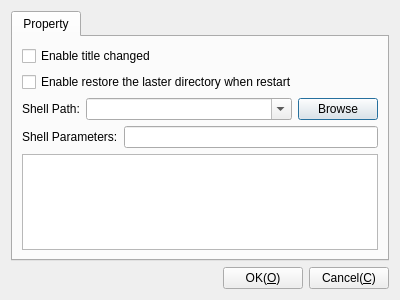
KangLin/RabbitRemoteControl, file Plugins/Terminal/DlgSettingsTerminal.ui: the form before one commit.
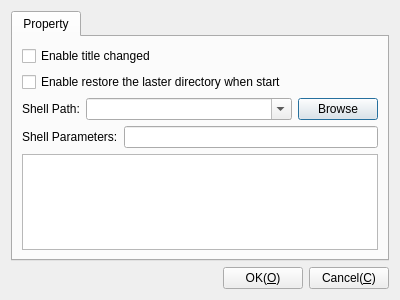
The form after the commit.

The edit to the form file:
```diff
--- a/Plugins/Terminal/DlgSettingsTerminal.ui
+++ b/Plugins/Terminal/DlgSettingsTerminal.ui
@@ -34,7 +34,7 @@
        <item row="1" column="0" colspan="2">
         <widget class="QCheckBox" name="cbRestoreDirctory">
          <property name="text">
-          <string>Enable restore the laster directory when restart</string>
+          <string>Enable restore the laster directory when start</string>
          </property>
         </widget>
        </item>
```
